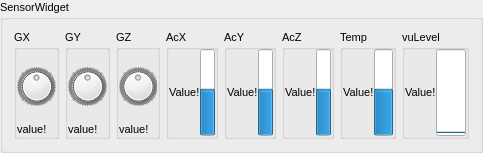
Above: Apps/LWControl/sensorswidget.ui from darkjavi/ws2812Wheels before the change. Below: the same form after it.
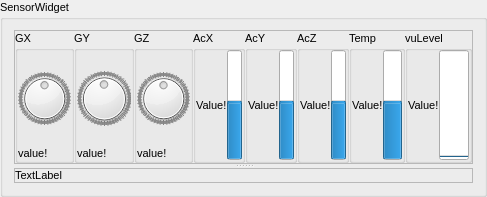
That is the form after the change.

The edit to the form file:
```diff
--- a/Apps/LWControl/sensorswidget.ui
+++ b/Apps/LWControl/sensorswidget.ui
@@ -6,8 +6,8 @@
    <rect>
     <x>0</x>
     <y>0</y>
-    <width>462</width>
-    <height>141</height>
+    <width>487</width>
+    <height>197</height>
    </rect>
   </property>
   <property name="font">
@@ -21,7 +21,35 @@
   <property name="title">
    <string>SensorWidget</string>
   </property>
+  <layout class="QVBoxLayout" name="verticalLayout_4">
+   <item>
+    <widget class="QSplitter" name="splitter">
+     <property name="orientation">
+      <enum>Qt::Vertical</enum>
+     </property>
+     <widget class="QFrame" name="Diales">
+      <property name="frameShape">
+       <enum>QFrame::StyledPanel</enum>
+      </property>
+      <property name="frameShadow">
+       <enum>QFrame::Raised</enum>
+      </property>
   <layout class="QHBoxLayout" name="horizontalLayout_6">
+       <property name="spacing">
+        <number>0</number>
+       </property>
+       <property name="leftMargin">
+        <number>0</number>
+       </property>
+       <property name="topMargin">
+        <number>0</number>
+       </property>
+       <property name="rightMargin">
+        <number>0</number>
+       </property>
+       <property name="bottomMargin">
+        <number>0</number>
+       </property>
    <item>
     <widget class="QGroupBox" name="groupBox">
      <property name="title">
@@ -540,6 +568,42 @@
        </widget>
       </item>
      </layout>
+        </widget>
+       </item>
+      </layout>
+     </widget>
+     <widget class="QFrame" name="graficos">
+      <property name="frameShape">
+       <enum>QFrame::StyledPanel</enum>
+      </property>
+      <property name="frameShadow">
+       <enum>QFrame::Raised</enum>
+      </property>
+      <layout class="QVBoxLayout" name="verticalLayout_5">
+       <property name="spacing">
+        <number>0</number>
+       </property>
+       <property name="leftMargin">
+        <number>0</number>
+       </property>
+       <property name="topMargin">
+        <number>0</number>
+       </property>
+       <property name="rightMargin">
+        <number>0</number>
+       </property>
+       <property name="bottomMargin">
+        <number>0</number>
+       </property>
+       <item>
+        <widget class="QLabel" name="label">
+         <property name="text">
+          <string>TextLabel</string>
+         </property>
+        </widget>
+       </item>
+      </layout>
+     </widget>
     </widget>
    </item>
   </layout>
```
Lines whose indentation alone changed are shown as unchanged.
